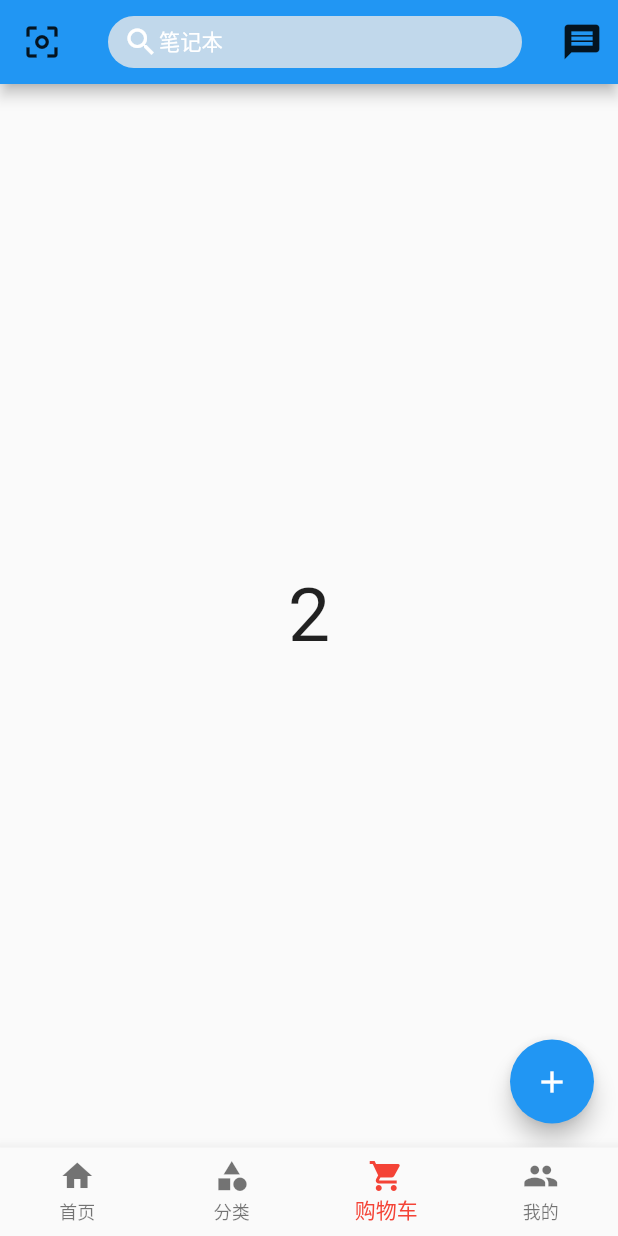
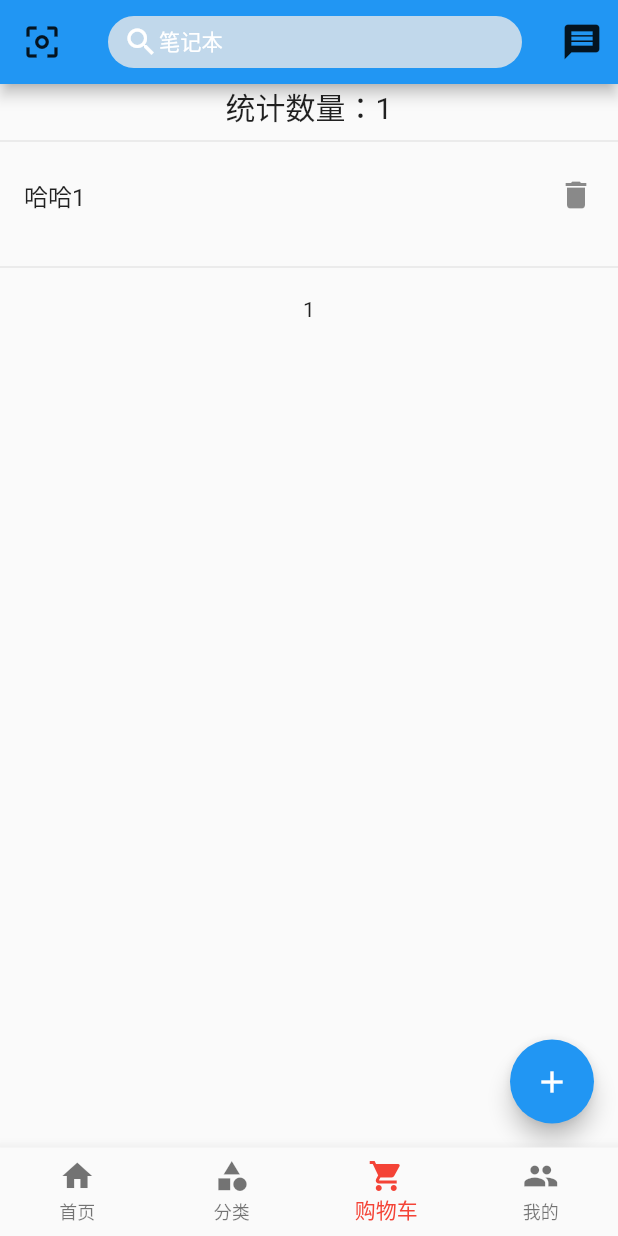
Before and after one commit to zengchanghuan/jdshop, a Flutter app: the screen it shows after launch, item 3 of the bottom bar chosen, after a tap on the "add" icon, on a phone screen of 412 x 824 dp. Run offline on Flutter 3.47's test engine with Material 2 defaults, Android fonts, the phone set to English and light mode, and no system bars; our stand-ins replace dio, flutter_screenutil, flutter_swiper_null_safety, shared_preferences; missing offline and left inert: shared_preferences_web; network calls fail.

Commit message:
provider数据同步

```diff
--- a/lib/main.dart
+++ b/lib/main.dart
@@ -3,6 +3,8 @@ import 'package:flutter_screenutil/flutter_screenutil.dart';
 import 'routers/router.dart';
 import 'provider/counter.dart';
 import 'package:provider/provider.dart';
+import 'provider/cart.dart';
+
 import './pages/tabs/Cart.dart';
 void main() => runApp(MyApp());
 
@@ -22,6 +24,7 @@ class _MyAppState extends State<MyApp> {
               providers:
               [
                 ChangeNotifierProvider(create: (_) => CountNotifier()),
+                ChangeNotifierProvider(create: (_) => Cart()),
               ],
               child: MaterialApp(
                 debugShowCheckedModeBanner: false,
--- /dev/null
+++ b/lib/pages/cart/cart_item.dart
@@ -0,0 +1,34 @@
+import 'package:flutter/material.dart';
+import 'package:provider/provider.dart';
+import '../../provider/cart.dart';
+
+class CartItem extends StatefulWidget {
+  const CartItem({Key? key}) : super(key: key);
+
+  @override
+  State<CartItem> createState() => _CartItemState();
+}
+
+class _CartItemState extends State<CartItem> {
+  @override
+  Widget build(BuildContext context) {
+    var cartProvider = Provider.of<Cart>(context);
+
+    return cartProvider.cartList.isNotEmpty
+        ? Column(
+            children: cartProvider.cartList.map((value) {
+              return ListTile(
+                title: Text("$value"),
+                trailing: InkWell(
+                  onTap: () {
+                    //删除
+                    cartProvider.deleteData(value);
+                  },
+                  child: const Icon(Icons.delete),
+                ),
+              );
+            }).toList(),
+          )
+        : const Text("");
+  }
+}
--- /dev/null
+++ b/lib/pages/cart/cart_num.dart
@@ -0,0 +1,20 @@
+import 'package:flutter/material.dart';
+import 'package:provider/provider.dart';
+import '../../provider/cart.dart';
+
+class CartNum extends StatefulWidget {
+  const CartNum({Key? key}) : super(key: key);
+
+  @override
+  State<CartNum> createState() => _CartNumState();
+}
+
+class _CartNumState extends State<CartNum> {
+  @override
+  Widget build(BuildContext context) {
+    var cartProvider = Provider.of<Cart>(context);
+    return Column(
+      children: [Text("${cartProvider.cartNum}")],
+    );
+  }
+}
--- a/lib/pages/tabs/cart.dart
+++ b/lib/pages/tabs/cart.dart
@@ -1,8 +1,11 @@
 import 'package:flutter/foundation.dart';
 import 'package:flutter/material.dart';
-import 'package:jdshop/provider/counter.dart';
 import 'package:provider/provider.dart';
-// import '../../provider/counter.dart';
+import '../../provider/counter.dart';
+import '../cart/cart_item.dart';
+import '../cart/cart_num.dart';
+import '../../provider/cart.dart';
+
 class CartPage extends StatefulWidget {
   const CartPage({Key? key}) : super(key: key);
 
@@ -22,17 +25,30 @@ class _CartPageState extends State<CartPage> {
   @override
   Widget build(BuildContext context) {
     var counterProvider = Provider.of<CountNotifier>(context);
+    var cartProvider = Provider.of<Cart>(context);
+
     return Scaffold(
       floatingActionButton: FloatingActionButton(
-        onPressed: (){
+        onPressed: () {
           counterProvider.increment();
+          cartProvider.addData('哈哈${counterProvider.count}');
         },
         child: const Icon(Icons.add),
       ),
-      body: Center(
-        child: Text("${counterProvider.count}",style: const TextStyle(
-            fontSize: 50
-        )),
+      body: Column(
+        children: [
+          Center(
+            child: Text("统计数量：${counterProvider.count}",style: const TextStyle(
+                fontSize: 20
+            )),
+          ),
+          const Divider(),
+
+          //加载购物车列表的子组件
+          const CartItem(),
+          const Divider(height: 40),
+          const CartNum()
+        ],
       ),
     );
   }
--- a/lib/pages/tabs/user.dart
+++ b/lib/pages/tabs/user.dart
@@ -1,9 +1,8 @@
 import 'dart:developer';
 
 import 'package:flutter/material.dart';
-import 'package:jdshop/provider/counter.dart';
+import '../../provider/counter.dart';
 import 'package:provider/provider.dart';
-// import '../../provider/Counter.dart';
 
 
 class UserPage extends StatefulWidget {
--- /dev/null
+++ b/lib/provider/cart.dart
@@ -0,0 +1,19 @@
+import 'package:flutter/material.dart';
+
+class Cart with ChangeNotifier {
+  final List _cartList = [];
+
+  int get cartNum => _cartList.length;
+
+  List get cartList => _cartList;
+
+  addData(value) {
+    _cartList.add(value);
+    notifyListeners();
+  }
+
+  deleteData(value) {
+    _cartList.remove(value);
+    notifyListeners();
+  }
+}
--- a/lib/provider/counter.dart
+++ b/lib/provider/counter.dart
@@ -2,9 +2,12 @@ import 'package:flutter/foundation.dart';
 import 'package:flutter/material.dart';
 
 class CountNotifier with ChangeNotifier, DiagnosticableTreeMixin {
-  int _count = 1; //状态
+  int _count = 0; //状态
 
   int get count => _count; //获取状态
+  // CountNotifier(){
+  //   _count = 0;
+  // }
 
   increment() {
     //更新状态
```
